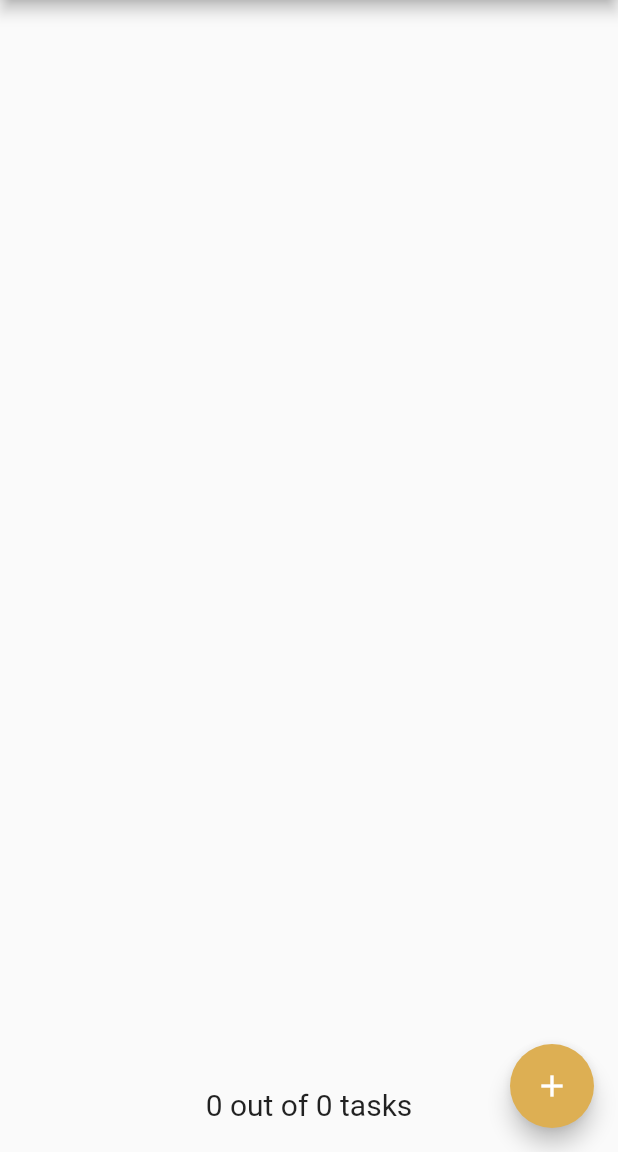
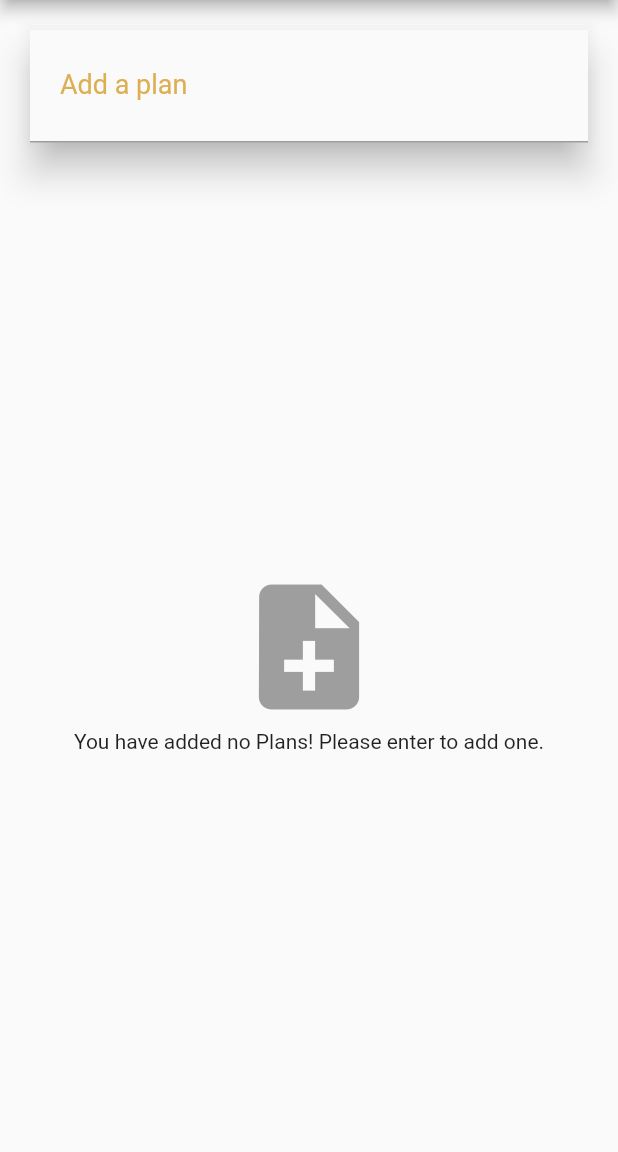
Before and after one commit to DARK-PROGRAMMER-I/to-do-app, a Flutter app: the screen it shows after launch, on a phone screen of 412 x 824 dp, the part 84-1236 px from its top. Run offline on Flutter 3.47's test engine with Material 2 defaults, Android fonts, the phone set to English and light mode, and no system bars.

Commit message:
To-Do-App // Goal: Basic State Management Practice * Master Mind * Inherited Widgets Usage * Second Page Added

```diff
--- a/lib/main.dart
+++ b/lib/main.dart
@@ -1,5 +1,6 @@
 import 'package:flutter/material.dart';
 import 'package:master_plan/plan_provider.dart';
+import 'package:master_plan/views/plan_creator_screen.dart';
 import 'package:master_plan/views/plan_screen.dart';
 
 void main() => runApp(MasterPlan());
@@ -9,14 +10,14 @@ class MasterPlan extends StatelessWidget {
 
   @override
   Widget build(BuildContext context) {
-    return MaterialApp(
-      debugShowCheckedModeBanner: false,
-      title: 'Master-Plan-App',
-      theme: ThemeData(primaryColor: Color(0xffDDAF53)),
-      // home
-      home: PlanProvider(
-          child: PlanScreen()
-      ), // this class will be created in the views folder's file plan_screen.dart
+    return PlanProvider(
+      child: MaterialApp(
+        debugShowCheckedModeBanner: false,
+        title: 'Master-Plan-App',
+        theme: ThemeData(primaryColor: Color(0xffDDAF53)),
+        // home
+        home: PlanCreatorScreen() // this class will be created in the views folder's file plan_screen.dart
+      ),
     );
   }
 }
--- a/lib/plan_provider.dart
+++ b/lib/plan_provider.dart
@@ -3,7 +3,7 @@ import 'package:master_plan/models/data_layers.dart';
 
 
 class PlanProvider extends InheritedWidget{
-  final _plan = Plan();
+  final _plans = <Plan>[];
 
   PlanProvider({required Widget child}) : super(child: child);
 
@@ -14,8 +14,8 @@ class PlanProvider extends InheritedWidget{
     return false;
   }
   // 2- Static function
-  static Plan of(BuildContext context){
+  static List<Plan> of(BuildContext context){
     final provider= context.dependOnInheritedWidgetOfExactType<PlanProvider>();
-    return provider!._plan;
+    return provider!._plans;
   }
 }
--- /dev/null
+++ b/lib/views/plan_creator_screen.dart
@@ -0,0 +1,101 @@
+import 'package:flutter/material.dart';
+import 'package:master_plan/models/data_layers.dart';
+import 'package:master_plan/plan_provider.dart';
+import 'package:master_plan/views/plan_screen.dart';
+
+class PlanCreatorScreen extends StatefulWidget {
+  const PlanCreatorScreen({Key? key}) : super(key: key);
+
+  @override
+  _PlanCreatorScreenState createState() => _PlanCreatorScreenState();
+}
+
+class _PlanCreatorScreenState extends State<PlanCreatorScreen> {
+  final textController= TextEditingController();
+  @override
+  Widget build(BuildContext context) {
+    return Scaffold(
+      appBar: AppBar(
+        title: Text("Master Plan"),
+        backgroundColor: Color(0xffDDAF53),
+      ),
+      body: Column( // here we will show first TextField and after that all plans list
+        children: <Widget>[
+          _buildListCreator(), // TextField to add a plan when a user presses it and it will pop out
+          Expanded(
+        child: _buildMasterPlans(),
+    )
+        ],
+      ),
+    );
+  }
+  Widget _buildListCreator(){
+    return Padding(
+      padding: const EdgeInsets.all(20.0),
+      child: Material( // Wrapped TextField in a material to make the field popout
+        elevation: 10,
+        child: TextField(
+          controller: textController,
+          decoration: InputDecoration(
+            focusedBorder: UnderlineInputBorder(borderSide: BorderSide(color: (Color(0xffDDAF53)))),
+            label: Text("Add a plan", style: TextStyle(fontSize: 18, color: Color(0xffDDAF53)),),
+            contentPadding: EdgeInsets.all(20)
+          ),
+          onEditingComplete: addPlan,
+        ),
+      ),
+    );
+  }
+  // AddPlan Method:
+  void addPlan(){
+    final text= textController.text;
+    if(text.isEmpty){
+      return; // do nothing
+    }
+
+    final plan = Plan()..name = text;
+    PlanProvider.of(context).add(plan);
+    textController.clear();
+    FocusScope.of(context).requestFocus(FocusNode());
+    setState(() {}); // to refresh the state
+  }
+
+  // _buildMasterPlans Method so that each method contains unique title and inside each have different plans
+  Widget _buildMasterPlans(){
+    final plans = PlanProvider.of(context);
+    if(plans.isEmpty){
+      return Column(
+        mainAxisAlignment: MainAxisAlignment.center,
+        children: [
+          Icon(Icons.note_add, size: 100, color: Colors.grey),
+          SizedBox(height: 5,),
+          Text("You have added no Plans! Please enter to add one.")
+        ],
+      );
+    }
+
+    return ListView.builder(
+      itemCount: plans.length,
+      itemBuilder: (context, index){
+        final plan = plans[index];
+        return ListTile(
+          title: Text("${plan.name}"),
+          subtitle: Text("${plan.completeness}"),
+          onTap: (){
+            Navigator.of(context).push(
+              MaterialPageRoute(builder: (_) => PlanScreen(plan:plan))
+            );
+          },
+        );
+      },
+
+    );
+  }
+
+
+  @override
+  void dispose(){
+    textController.dispose();
+    super.dispose();
+  }
+}
--- a/lib/views/plan_screen.dart
+++ b/lib/views/plan_screen.dart
@@ -3,16 +3,28 @@ import 'package:master_plan/plan_provider.dart';
 import '../models/data_layers.dart';
 
 class PlanScreen extends StatefulWidget {
-  const PlanScreen({Key? key}) : super(key: key);
+  final Plan? plan;
+  const PlanScreen({Key? key, this.plan}) : super(key: key);
 
   @override
   _PlanScreenState createState() => _PlanScreenState();
 }
 
 class _PlanScreenState extends State<PlanScreen> {
+  Plan? get plan => widget.plan;
+  ScrollController? scrollController;
+  @override
+  void initState(){
+    super.initState();
+    scrollController=  ScrollController()
+    ..addListener((){
+      FocusScope.of(context).requestFocus(FocusNode());
+
+    });
+  }
   @override
   Widget build(BuildContext context) {
-    final plan = PlanProvider.of(context);
+    // final plan = PlanProvider.of(context);
     return Scaffold(
       appBar: AppBar(
         backgroundColor: Color(0xffDDAF53),
@@ -26,7 +38,7 @@ class _PlanScreenState extends State<PlanScreen> {
           SafeArea(
               child:Container(
                 padding: EdgeInsets.symmetric(vertical: 20),
-                  child: Text("${plan.completeness}" , style: TextStyle(fontSize: 20),)
+                  child: Text("${plan!.completeness}" , style: TextStyle(fontSize: 20),)
               )
           )
         ],
@@ -37,12 +49,12 @@ class _PlanScreenState extends State<PlanScreen> {
 
   // Add Plan Widget
   Widget _buildAddTaskButton(){
-    final plan = PlanProvider.of(context);
+    // final plan = PlanProvider.of(context);
     return FloatingActionButton(
       backgroundColor: Color(0xffDDAF53),
       onPressed: (){
         setState(() {
-          plan.tasks.add(Task());
+          plan!.tasks.add(Task());
         });
       },
       child: Icon(Icons.add ),
@@ -51,12 +63,12 @@ class _PlanScreenState extends State<PlanScreen> {
   }
   // _buildList Widget
   Widget _buildList(){
-    final plan = PlanProvider.of(context);
+    // final plan = PlanProvider.of(context);
     return ListView.builder(
-      // controller: scrollController,
-      itemCount: plan.tasks.length,
+      controller: scrollController,
+      itemCount: plan!.tasks.length,
       itemBuilder: (context, index){
-        return _buildTaskTile(plan.tasks[index]);
+        return _buildTaskTile(plan!.tasks[index]);
       },
     );
   }
@@ -84,7 +96,7 @@ class _PlanScreenState extends State<PlanScreen> {
           ),
         ),
         initialValue: task.description,
-        onFieldSubmitted: (message){
+        onChanged: (message){
           setState(() {
             task.description = message;
           });
@@ -93,4 +105,10 @@ class _PlanScreenState extends State<PlanScreen> {
     );
   }
 
+  @override
+  void dispose(){
+  scrollController!.dispose();
+  super.dispose();
+  }
+
 }
```
